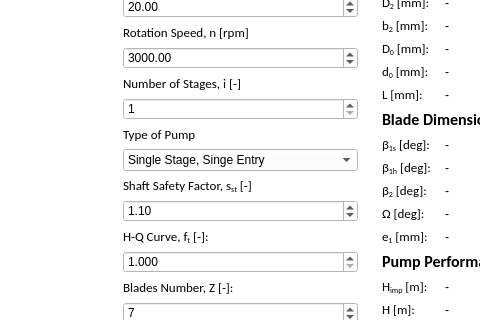
Old version of the form src/ui/components/partswidgets/impellerwidget/impellerwidget.ui in the repository 20jeka08/centrifugal-pump-calc; both pictures show x 409 to 889 and y 125 to 445 of the 1046 by 670 pixel window.
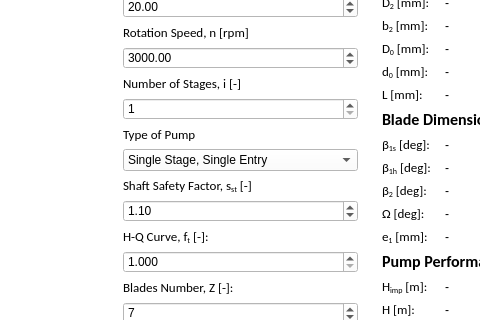
New version of the form. Icons and pictures are not drawn.

```diff
--- a/src/ui/components/partswidgets/impellerwidget/impellerwidget.ui
+++ b/src/ui/components/partswidgets/impellerwidget/impellerwidget.ui
@@ -303,7 +303,7 @@
         <widget class="QComboBox" name="typePumpComboBox">
          <item>
           <property name="text">
-           <string>Single Stage, Singe Entry</string>
+           <string>Single Stage, Single Entry</string>
           </property>
          </item>
          <item>
```
Left out of the diff: 12 changed lines with no effect on the pictures.
